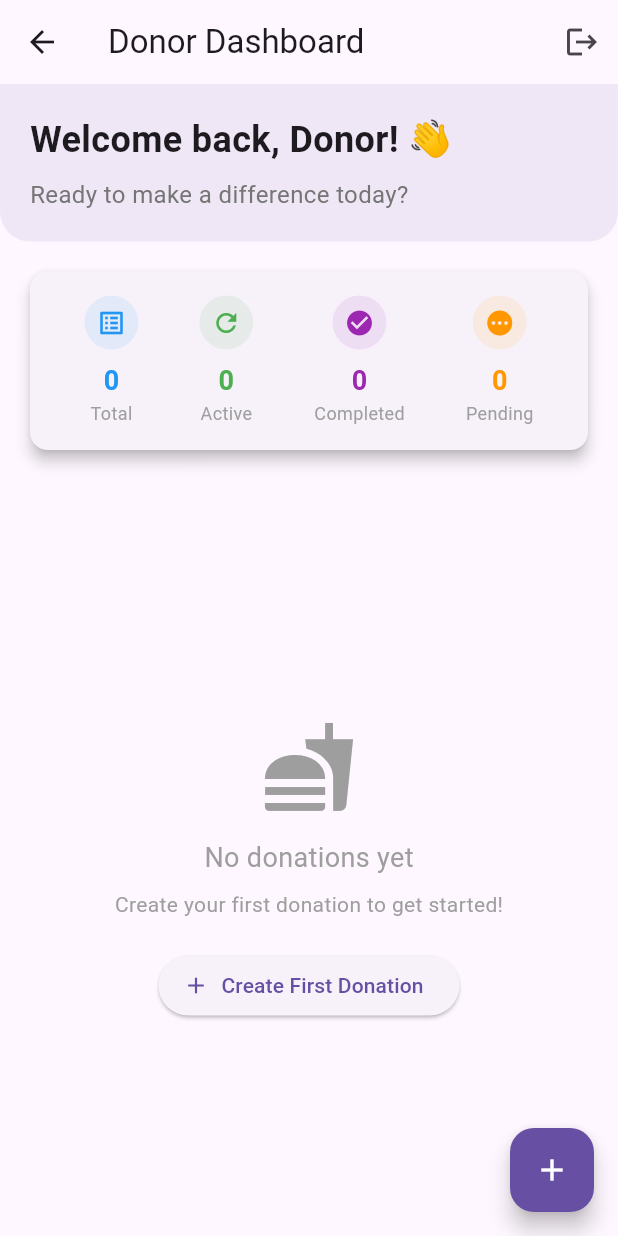
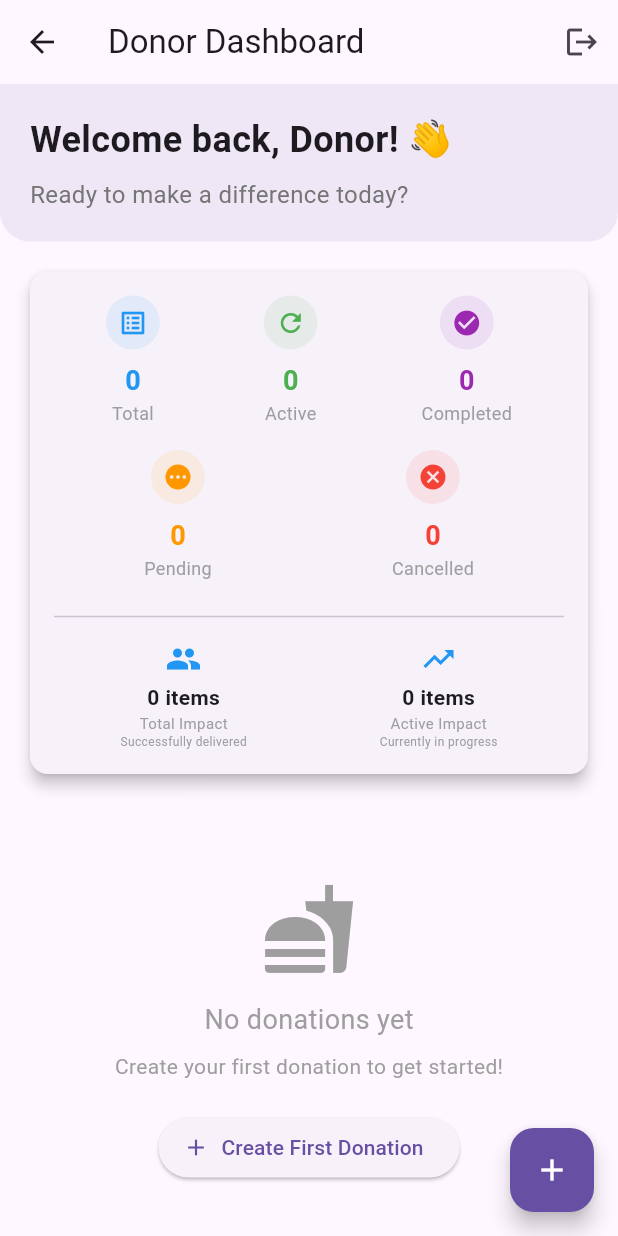
Before and after one commit to Vievek/zero_hunger, a Flutter app: the DonorDashboardScreen screen opened directly, on a phone screen of 412 x 824 dp. Run offline on Flutter 3.47's test engine with Material 3 defaults, Android fonts, the phone set to English and light mode, and no system bars; our stand-ins replace geocoding, geolocator, google_maps_flutter, google_places_flutter, google_sign_in, image_picker and 2 more; accounts and stored records are empty; network calls fail; statements that could not run were skipped.

Commit message:
feat(donation): enhance donation stats with additional metrics and improve UI for better insights

```diff
--- a/flutter_frontend/lib/providers/donation_provider.dart
+++ b/flutter_frontend/lib/providers/donation_provider.dart
@@ -188,15 +188,19 @@ class DonationProvider with ChangeNotifier {
     }
   }
 
+  // Enhanced method to refresh stats after status changes
   Future<void> updateDonationStatus(String donationId, String status) async {
     try {
       await _apiService.updateDonationStatus(donationId, status);
 
-      // Update local state
+      // Update local state immediately
       final donationIndex = _donations.indexWhere((d) => d.id == donationId);
       if (donationIndex != -1) {
         _donations[donationIndex] =
             _donations[donationIndex].copyWith(status: status);
+
+        // Refresh stats from backend to ensure accuracy
+        await fetchDonationStats();
         notifyListeners();
       }
     } catch (error) {
@@ -474,32 +478,47 @@ class DonationProvider with ChangeNotifier {
     return _processingDonations[donationId] == true;
   }
 
-  Map<String, int> get donationStatsSummary {
-    // Use backend stats if available, fallback to local calculation
+  // FIXED: Single donationStatsSummary getter with proper types
+  Map<String, dynamic> get donationStatsSummary {
+    // Use backend stats if available, otherwise calculate locally
     if (_donationStats.isNotEmpty) {
       return {
         'total': _donationStats['total'] ?? 0,
         'active': _donationStats['active'] ?? 0,
         'completed': _donationStats['completed'] ?? 0,
+        'cancelled': _donationStats['cancelled'] ?? 0,
         'pending': _donationStats['pending'] ?? 0,
+        'totalImpact': _donationStats['totalImpact'] ?? 0,
+        'activeImpact': _donationStats['activeImpact'] ?? 0,
+        'successRate': _donationStats['successRate'] ?? 0,
+        'recentDonations': _donationStats['recentDonations'] ?? 0,
       };
     }
 
-    // Fallback to local calculation if backend stats not available
+    // Fallback to local calculation
     return {
       'total': _donations.length,
       'active': _donations
-          .where((d) => ['active', 'matched', 'scheduled'].contains(d.status))
+          .where((d) => ['active', 'matched', 'scheduled', 'ai_processing']
+              .contains(d.status))
           .length,
       'completed': _donations.where((d) => d.status == 'delivered').length,
-      'pending': _donations
-          .where((d) => ['pending', 'ai_processing'].contains(d.status))
-          .length,
+      'cancelled': _donations.where((d) => d.status == 'cancelled').length,
+      'pending': _donations.where((d) => d.status == 'pending').length,
+      'totalImpact': _donations.where((d) => d.status == 'delivered').fold<int>(
+          0,
+          (int sum, d) => sum + ((d.quantity['amount'] as num?)?.toInt() ?? 0)),
+      'activeImpact': _donations
+          .where((d) => ['active', 'matched', 'scheduled'].contains(d.status))
+          .fold<int>(
+              0,
+              (int sum, d) =>
+                  sum + ((d.quantity['amount'] as num?)?.toInt() ?? 0)),
     };
   }
 
-  // Enhanced donation stats for recipient
-  Map<String, int> get recipientStatsSummary {
+  // NEW: Add recipientStatsSummary getter
+  Map<String, dynamic> get recipientStatsSummary {
     if (_donationStats.isNotEmpty) {
       return {
         'available':
@@ -520,8 +539,18 @@ class DonationProvider with ChangeNotifier {
           .where((d) => d.status == 'matched' || d.status == 'scheduled')
           .length,
       'delivered': _donations.where((d) => d.status == 'delivered').length,
-      'totalMeals': 0,
-      'acceptanceRate': 0,
+      'totalMeals': _donations.where((d) => d.status == 'delivered').fold<int>(
+          0,
+          (int sum, d) => sum + ((d.quantity['amount'] as num?)?.toInt() ?? 0)),
+      'acceptanceRate': _matchedDonations.isNotEmpty
+          ? ((_donations
+                          .where((d) =>
+                              d.status == 'matched' || d.status == 'scheduled')
+                          .length /
+                      _matchedDonations.length) *
+                  100)
+              .round()
+          : 0,
     };
   }
 
--- a/flutter_frontend/lib/screens/donor_dashboard.dart
+++ b/flutter_frontend/lib/screens/donor_dashboard.dart
@@ -18,10 +18,15 @@ class _DonorDashboardScreenState extends State<DonorDashboardScreen> {
   void initState() {
     super.initState();
     WidgetsBinding.instance.addPostFrameCallback((_) {
-      Provider.of<DonationProvider>(context, listen: false).fetchMyDonations();
-      Provider.of<DonationProvider>(context, listen: false)
-          .fetchDonationStats();
+      _initializeData();
     });
+  }
+
+  Future<void> _initializeData() async {
+    final donationProvider =
+        Provider.of<DonationProvider>(context, listen: false);
+    await donationProvider.fetchMyDonations();
+    await donationProvider.fetchDonationStats();
   }
 
   @override
@@ -103,7 +108,6 @@ class _DonorDashboardScreenState extends State<DonorDashboardScreen> {
 
   Widget _buildStatsCard(DonationProvider provider) {
     final stats = provider.donationStatsSummary;
-    final detailedStats = provider.donationStats;
 
     return Padding(
       padding: const EdgeInsets.all(16),
@@ -113,35 +117,58 @@ class _DonorDashboardScreenState extends State<DonorDashboardScreen> {
           padding: const EdgeInsets.all(16),
           child: Column(
             children: [
+              // Top row - Basic counts
               Row(
                 mainAxisAlignment: MainAxisAlignment.spaceAround,
                 children: [
-                  _buildStatItem('Total', stats['total'] ?? 0, Colors.blue),
-                  _buildStatItem('Active', stats['active'] ?? 0, Colors.green),
-                  _buildStatItem(
-                      'Completed', stats['completed'] ?? 0, Colors.purple),
-                  _buildStatItem(
-                      'Pending', stats['pending'] ?? 0, Colors.orange),
+                  _buildStatItem('Total', stats['total'] ?? 0, Icons.list_alt,
+                      Colors.blue),
+                  _buildStatItem('Active', stats['active'] ?? 0, Icons.refresh,
+                      Colors.green),
+                  _buildStatItem('Completed', stats['completed'] ?? 0,
+                      Icons.check_circle, Colors.purple),
                 ],
               ),
-              if (detailedStats.isNotEmpty) ...[
-                const SizedBox(height: 12),
+
+              const SizedBox(height: 16),
+
+              // Middle row - Additional statuses
+              Row(
+                mainAxisAlignment: MainAxisAlignment.spaceAround,
+                children: [
+                  _buildStatItem('Pending', stats['pending'] ?? 0,
+                      Icons.pending, Colors.orange),
+                  _buildStatItem('Cancelled', stats['cancelled'] ?? 0,
+                      Icons.cancel, Colors.red),
+                  if (stats['recentDonations'] != null)
+                    _buildStatItem('Recent', stats['recentDonations'] ?? 0,
+                        Icons.calendar_today, Colors.teal),
+                ],
+              ),
+
+              const SizedBox(height: 16),
               const Divider(),
               const SizedBox(height: 8),
+
+              // Bottom section - Impact metrics
               Row(
                 mainAxisAlignment: MainAxisAlignment.spaceAround,
                 children: [
                   _buildImpactItem(
                       'Total Impact',
-                        '${detailedStats['totalImpact'] ?? 0} meals',
-                        Icons.people),
+                      '${stats['totalImpact'] ?? 0} items',
+                      Icons.people,
+                      'Successfully delivered'),
                   _buildImpactItem(
-                        'Total Quantity',
-                        '${detailedStats['totalQuantity'] ?? 0} units',
-                        Icons.scale),
+                      'Active Impact',
+                      '${stats['activeImpact'] ?? 0} items',
+                      Icons.trending_up,
+                      'Currently in progress'),
+                  if (stats['successRate'] != null && stats['successRate'] > 0)
+                    _buildImpactItem('Success Rate', '${stats['successRate']}%',
+                        Icons.emoji_events, 'Delivery success'),
                 ],
               ),
-              ],
             ],
           ),
         ),
@@ -149,7 +176,7 @@ class _DonorDashboardScreenState extends State<DonorDashboardScreen> {
     );
   }
 
-  Widget _buildStatItem(String label, int value, Color color) {
+  Widget _buildStatItem(String label, int value, IconData icon, Color color) {
     return Column(
       children: [
         Container(
@@ -158,11 +185,7 @@ class _DonorDashboardScreenState extends State<DonorDashboardScreen> {
             color: color.withAlpha(25),
             shape: BoxShape.circle,
           ),
-          child: Icon(
-            _getStatIcon(label),
-            color: color,
-            size: 20,
-          ),
+          child: Icon(icon, color: color, size: 20),
         ),
         const SizedBox(height: 8),
         Text(
@@ -181,7 +204,8 @@ class _DonorDashboardScreenState extends State<DonorDashboardScreen> {
     );
   }
 
-  Widget _buildImpactItem(String label, String value, IconData icon) {
+  Widget _buildImpactItem(
+      String label, String value, IconData icon, String subtitle) {
     return Column(
       children: [
         Icon(icon, size: 24, color: Colors.blue),
@@ -197,23 +221,13 @@ class _DonorDashboardScreenState extends State<DonorDashboardScreen> {
           label,
           style: const TextStyle(fontSize: 10, color: Colors.grey),
         ),
+        Text(
+          subtitle,
+          style: const TextStyle(fontSize: 8, color: Colors.grey),
+          textAlign: TextAlign.center,
+        ),
       ],
     );
-  }
-
-  IconData _getStatIcon(String label) {
-    switch (label.toLowerCase()) {
-      case 'total':
-        return Icons.list_alt;
-      case 'active':
-        return Icons.refresh;
-      case 'completed':
-        return Icons.check_circle;
-      case 'pending':
-        return Icons.pending;
-      default:
-        return Icons.help;
-    }
   }
 
   Widget _buildDonationsList(
@@ -653,18 +667,35 @@ class _DonorDashboardScreenState extends State<DonorDashboardScreen> {
   Future<void> _updateDonationStatus(
       String donationId, String status, DonationProvider provider) async {
     try {
+      // Show loading state
+      ScaffoldMessenger.of(context).showSnackBar(
+        SnackBar(content: Text('Updating donation status...')),
+      );
+
       await provider.updateDonationStatus(donationId, status);
 
       if (mounted) {
         Navigator.pop(context); // Close the bottom sheet
+
         ScaffoldMessenger.of(context).showSnackBar(
-          SnackBar(content: Text('Donation $status successfully')),
+          SnackBar(
+            content: Text(
+                'Donation ${status == 'cancelled' ? 'cancelled' : 'updated'} successfully'),
+            backgroundColor:
+                status == 'cancelled' ? Colors.orange : Colors.green,
+          ),
         );
+
+        // Refresh the data to ensure stats are updated
+        await _initializeData();
       }
     } catch (e) {
       if (mounted) {
         ScaffoldMessenger.of(context).showSnackBar(
-          SnackBar(content: Text('Failed to update donation: $e')),
+          SnackBar(
+            content: Text('Failed to update donation: $e'),
+            backgroundColor: Colors.red,
+          ),
         );
       }
     }
```
Also changed, not shown: 1 other file. Lines whose indentation alone changed are shown as unchanged.
